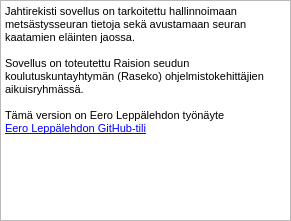
Qt form ui/infoDialog.ui (eeroleppalehto/Jahtirekisteri) before a commit.
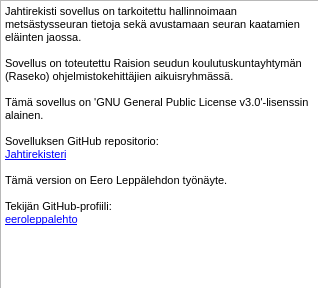
The same form after that commit.

Commit message: Edited info text

```diff
--- a/ui/infoDialog.ui
+++ b/ui/infoDialog.ui
@@ -6,8 +6,8 @@
    <rect>
     <x>0</x>
     <y>0</y>
-    <width>291</width>
-    <height>221</height>
+    <width>318</width>
+    <height>288</height>
    </rect>
   </property>
   <property name="windowTitle">
@@ -18,8 +18,8 @@
     <rect>
      <x>0</x>
      <y>0</y>
-     <width>291</width>
-     <height>221</height>
+     <width>321</width>
+     <height>291</height>
     </rect>
    </property>
    <property name="html">
@@ -31,8 +31,15 @@
 &lt;p style=&quot;-qt-paragraph-type:empty; margin-top:0px; margin-bottom:0px; margin-left:0px; margin-right:0px; -qt-block-indent:0; text-indent:0px;&quot;&gt;&lt;br /&gt;&lt;/p&gt;
 &lt;p style=&quot; margin-top:0px; margin-bottom:0px; margin-left:0px; margin-right:0px; -qt-block-indent:0; text-indent:0px;&quot;&gt;Sovellus on toteutettu Raision seudun koulutuskuntayhtymän (Raseko) ohjelmistokehittäjien aikuisryhmässä.&lt;/p&gt;
 &lt;p style=&quot;-qt-paragraph-type:empty; margin-top:0px; margin-bottom:0px; margin-left:0px; margin-right:0px; -qt-block-indent:0; text-indent:0px;&quot;&gt;&lt;br /&gt;&lt;/p&gt;
-&lt;p style=&quot; margin-top:0px; margin-bottom:0px; margin-left:0px; margin-right:0px; -qt-block-indent:0; text-indent:0px;&quot;&gt;Tämä version on Eero Leppälehdon työnäyte&lt;/p&gt;
-&lt;p style=&quot; margin-top:0px; margin-bottom:0px; margin-left:0px; margin-right:0px; -qt-block-indent:0; text-indent:0px;&quot;&gt;&lt;a href=&quot;https://github.com/eeroleppalehto&quot;&gt;&lt;span style=&quot; font-size:8pt; text-decoration: underline; color:#0000ff;&quot;&gt;Eero Leppälehdon GitHub-tili&lt;/span&gt;&lt;/a&gt;&lt;/p&gt;
+&lt;p style=&quot; margin-top:0px; margin-bottom:0px; margin-left:0px; margin-right:0px; -qt-block-indent:0; text-indent:0px;&quot;&gt;Tämä sovellus on 'GNU General Public License v3.0'-lisenssin alainen.&lt;/p&gt;
+&lt;p style=&quot;-qt-paragraph-type:empty; margin-top:0px; margin-bottom:0px; margin-left:0px; margin-right:0px; -qt-block-indent:0; text-indent:0px;&quot;&gt;&lt;br /&gt;&lt;/p&gt;
+&lt;p style=&quot; margin-top:0px; margin-bottom:0px; margin-left:0px; margin-right:0px; -qt-block-indent:0; text-indent:0px;&quot;&gt;Sovelluksen GitHub repositorio:&lt;/p&gt;
+&lt;p style=&quot; margin-top:0px; margin-bottom:0px; margin-left:0px; margin-right:0px; -qt-block-indent:0; text-indent:0px;&quot;&gt;&lt;a href=&quot;https://github.com/eeroleppalehto/Jahtirekisteri_Eero&quot;&gt;&lt;span style=&quot; font-size:8pt; text-decoration: underline; color:#0000ff;&quot;&gt;Jahtirekisteri&lt;/span&gt;&lt;/a&gt;&lt;/p&gt;
+&lt;p style=&quot;-qt-paragraph-type:empty; margin-top:0px; margin-bottom:0px; margin-left:0px; margin-right:0px; -qt-block-indent:0; text-indent:0px;&quot;&gt;&lt;br /&gt;&lt;/p&gt;
+&lt;p style=&quot; margin-top:0px; margin-bottom:0px; margin-left:0px; margin-right:0px; -qt-block-indent:0; text-indent:0px;&quot;&gt;Tämä version on Eero Leppälehdon työnäyte.&lt;/p&gt;
+&lt;p style=&quot;-qt-paragraph-type:empty; margin-top:0px; margin-bottom:0px; margin-left:0px; margin-right:0px; -qt-block-indent:0; text-indent:0px;&quot;&gt;&lt;br /&gt;&lt;/p&gt;
+&lt;p style=&quot; margin-top:0px; margin-bottom:0px; margin-left:0px; margin-right:0px; -qt-block-indent:0; text-indent:0px;&quot;&gt;Tekijän GitHub-profiili:&lt;/p&gt;
+&lt;p style=&quot; margin-top:0px; margin-bottom:0px; margin-left:0px; margin-right:0px; -qt-block-indent:0; text-indent:0px;&quot;&gt;&lt;a href=&quot;https://github.com/eeroleppalehto&quot;&gt;&lt;span style=&quot; font-size:8pt; text-decoration: underline; color:#0000ff;&quot;&gt;eeroleppalehto&lt;/span&gt;&lt;/a&gt;&lt;/p&gt;
 &lt;p style=&quot;-qt-paragraph-type:empty; margin-top:0px; margin-bottom:0px; margin-left:0px; margin-right:0px; -qt-block-indent:0; text-indent:0px;&quot;&gt;&lt;br /&gt;&lt;/p&gt;
 &lt;p style=&quot;-qt-paragraph-type:empty; margin-top:0px; margin-bottom:0px; margin-left:0px; margin-right:0px; -qt-block-indent:0; text-indent:0px;&quot;&gt;&lt;br /&gt;&lt;/p&gt;&lt;/body&gt;&lt;/html&gt;</string>
    </property>
```
